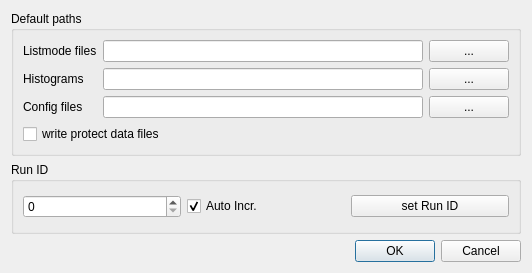
This is qmesydaq/generalsetup.ui in flueke/qmesydaq as Qt 5 draws it before an edit. The edited form follows.
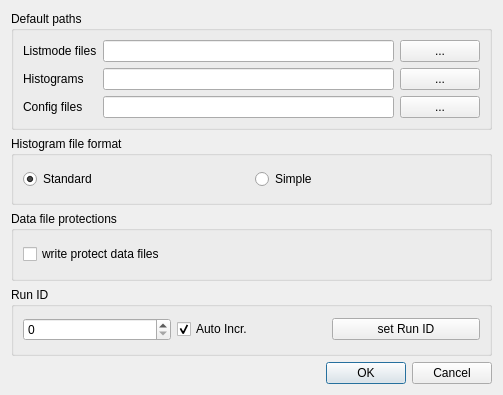
This is the edited form.

Commit message:
Introduce a new histogram file format: Simple Histogram File Format
For some reason it is nice to have a different histogram file format.
This could be selected via the general settings dialog.

The new format called 'Simple Histogram File Format' is the same
format which was used a the SPHERES instrument. It only contains the
pure uncorrected position histogram data without any additional
entries and no column or line numbers.

Patch:
```diff
--- a/qmesydaq/generalsetup.ui
+++ b/qmesydaq/generalsetup.ui
@@ -6,14 +6,75 @@
    <rect>
     <x>0</x>
     <y>0</y>
-    <width>532</width>
-    <height>273</height>
+    <width>503</width>
+    <height>395</height>
    </rect>
   </property>
   <property name="windowTitle">
    <string>General Setup</string>
   </property>
   <layout class="QGridLayout" name="gridLayout">
+   <item row="2" column="0">
+    <widget class="QGroupBox" name="groupBox_2">
+     <property name="title">
+      <string>Data file protections</string>
+     </property>
+     <layout class="QGridLayout" name="gridLayout_3">
+      <item row="0" column="0">
+       <widget class="QCheckBox" name="writeProtect">
+        <property name="text">
+         <string>write protect data files</string>
+        </property>
+       </widget>
+      </item>
+     </layout>
+    </widget>
+   </item>
+   <item row="3" column="0">
+    <widget class="QGroupBox" name="groupBox15">
+     <property name="title">
+      <string>Run ID</string>
+     </property>
+     <layout class="QGridLayout" name="gridLayout_7">
+      <item row="0" column="0">
+       <widget class="QSpinBox" name="runId">
+        <property name="enabled">
+         <bool>true</bool>
+        </property>
+        <property name="toolTip">
+         <string>RUN ID will be transmitted in every data buffer header</string>
+        </property>
+       </widget>
+      </item>
+      <item row="0" column="1">
+       <widget class="QCheckBox" name="runIdAuto">
+        <property name="toolTip">
+         <string>increment run ID automatically at every start cmd</string>
+        </property>
+        <property name="text">
+         <string>Auto Incr.</string>
+        </property>
+        <property name="shortcut">
+         <string/>
+        </property>
+        <property name="checked">
+         <bool>true</bool>
+        </property>
+       </widget>
+      </item>
+      <item row="0" column="2">
+       <widget class="QPushButton" name="runIdButton">
+        <property name="enabled">
+         <bool>true</bool>
+        </property>
+        <property name="text">
+         <string>set Run ID</string>
+        </property>
+       </widget>
+      </item>
+     </layout>
+    </widget>
+   </item>
    <item row="0" column="0">
     <widget class="QGroupBox" name="groupBox">
      <property name="title">
@@ -80,62 +141,10 @@
         </property>
        </widget>
       </item>
-      <item row="3" column="0" colspan="3">
-        <widget class="QCheckBox" name="writeProtect">
-          <property name="text">
-            <string>write protect data files</string>
-          </property>
-        </widget>
-      </item>
      </layout>
     </widget>
    </item>
-   <item row="1" column="0">
-    <widget class="QGroupBox" name="groupBox15">
-     <property name="title">
-      <string>Run ID</string>
-     </property>
-     <layout class="QGridLayout" name="gridLayout_7">
-      <item row="0" column="0">
-       <widget class="QSpinBox" name="runId">
-        <property name="enabled">
-         <bool>true</bool>
-        </property>
-        <property name="toolTip">
-         <string>RUN ID will be transmitted in every data buffer header</string>
-        </property>
-       </widget>
-      </item>
-      <item row="0" column="1">
-       <widget class="QCheckBox" name="runIdAuto">
-        <property name="toolTip">
-         <string>increment run ID automatically at every start cmd</string>
-        </property>
-        <property name="text">
-         <string>Auto Incr.</string>
-        </property>
-        <property name="shortcut">
-         <string/>
-        </property>
-        <property name="checked">
-         <bool>true</bool>
-        </property>
-       </widget>
-      </item>
-      <item row="0" column="2">
-       <widget class="QPushButton" name="runIdButton">
-        <property name="enabled">
-         <bool>true</bool>
-        </property>
-        <property name="text">
-         <string>set Run ID</string>
-        </property>
-       </widget>
-      </item>
-     </layout>
-    </widget>
-   </item>
-   <item row="2" column="0">
+   <item row="4" column="0">
     <widget class="QDialogButtonBox" name="buttonBox">
      <property name="orientation">
       <enum>Qt::Horizontal</enum>
@@ -145,6 +154,32 @@
      </property>
     </widget>
    </item>
+   <item row="1" column="0">
+    <widget class="QGroupBox" name="groupBox_3">
+     <property name="title">
+      <string>Histogram file format</string>
+     </property>
+     <layout class="QGridLayout" name="gridLayout_2">
+      <item row="0" column="0">
+       <widget class="QRadioButton" name="standardHistogramFileFormat">
+        <property name="text">
+         <string>Standard</string>
+        </property>
+        <property name="checked">
+         <bool>true</bool>
+        </property>
+       </widget>
+      </item>
+      <item row="0" column="1">
+       <widget class="QRadioButton" name="simpleHistogramFileFormat">
+        <property name="text">
+         <string>Simple</string>
+        </property>
+       </widget>
+      </item>
+     </layout>
+    </widget>
+   </item>
   </layout>
  </widget>
  <resources/>
```
Left out of the diff: 72 changed lines with no effect on the pictures. The commit also changes 8 other files.
